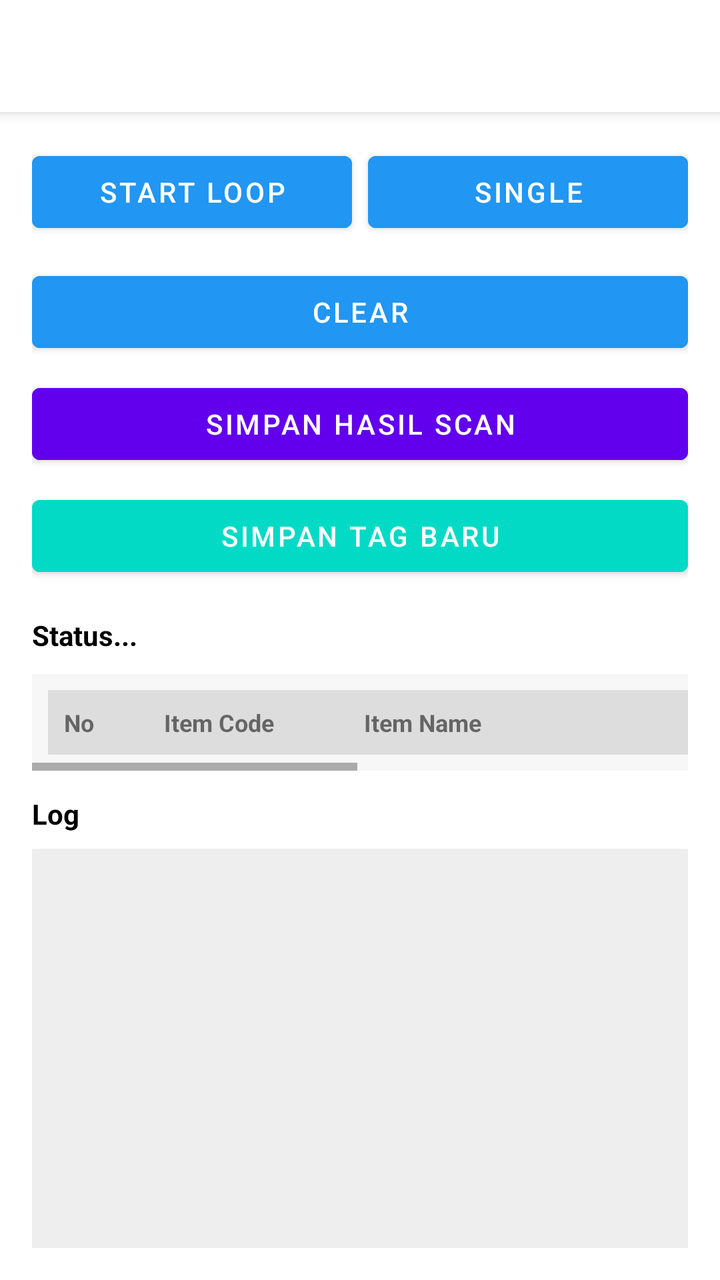
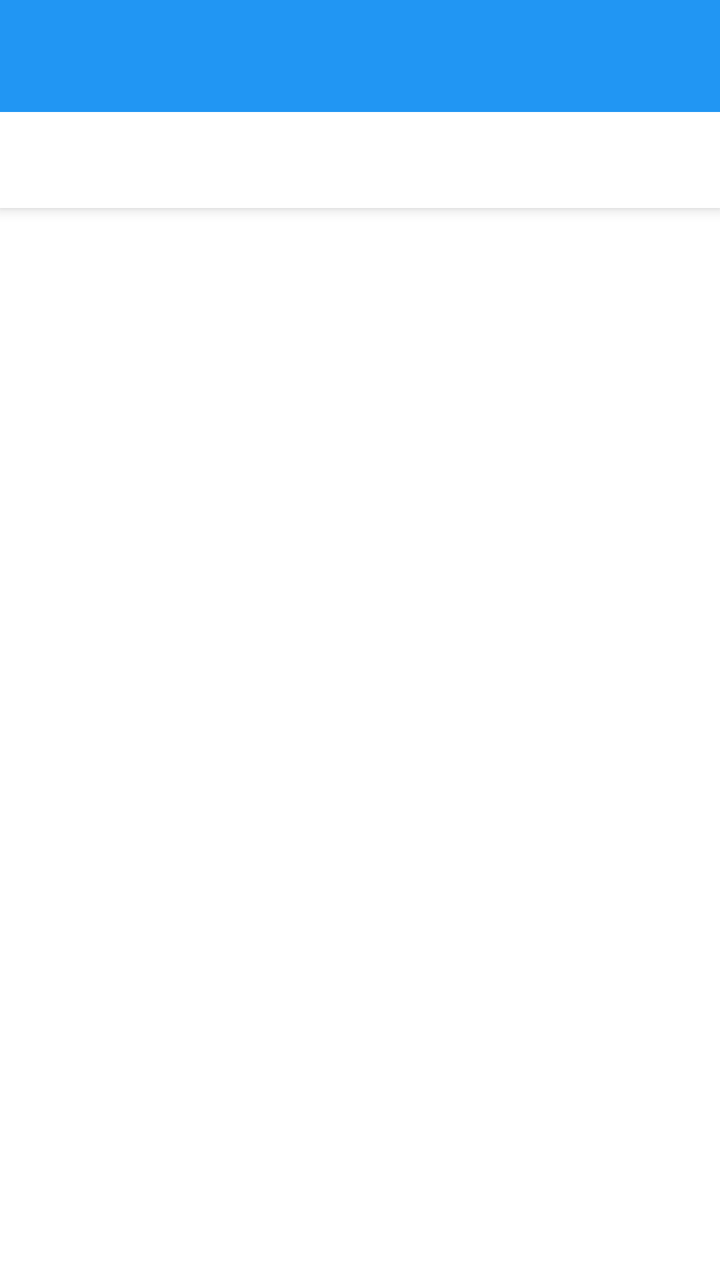

Compare the two renders of this Android layout. The source of the first and the diff that turns it into the second are given below.
<!-- AndroidManifest.xml: application theme Theme.Newrfid -->
<!-- res/layout/activity_main.xml -->
<?xml version="1.0" encoding="utf-8"?>
<androidx.coordinatorlayout.widget.CoordinatorLayout
    xmlns:android="http://schemas.android.com/apk/res/android"
    xmlns:app="http://schemas.android.com/apk/res-auto"
    android:layout_width="match_parent"
    android:layout_height="match_parent"
    android:background="@android:color/white">

    
    <com.google.android.material.appbar.AppBarLayout
        android:layout_width="match_parent"
        android:layout_height="wrap_content">

        <com.google.android.material.appbar.MaterialToolbar
            android:id="@+id/toolbar"
            android:layout_width="match_parent"
            android:layout_height="?attr/actionBarSize"
            android:background="@android:color/white"
            android:title="@string/rfid_scanner"
            android:titleTextColor="@android:color/black"
            app:titleCentered="false" />
    </com.google.android.material.appbar.AppBarLayout>

    
    <androidx.core.widget.NestedScrollView
        android:id="@+id/rootScroll"
        android:layout_width="match_parent"
        android:layout_height="match_parent"
        android:fillViewport="true"
        android:padding="16dp"
        app:layout_behavior="@string/appbar_scrolling_view_behavior">

        <LinearLayout
            android:id="@+id/root"
            android:layout_width="match_parent"
            android:layout_height="wrap_content"
            android:orientation="vertical">

            
            <LinearLayout
                android:layout_width="match_parent"
                android:layout_height="wrap_content"
                android:orientation="horizontal">

                <Button
                    android:id="@+id/btnLoop"
                    android:layout_width="0dp"
                    android:layout_height="wrap_content"
                    android:layout_weight="1"
                    android:text="@string/start_loop"
                    android:textColor="@android:color/white"
                    android:layout_marginEnd="8dp"
                    android:backgroundTint="@color/blue_500" />

                <Button
                    android:id="@+id/btnSingle"
                    android:layout_width="0dp"
                    android:layout_height="wrap_content"
                    android:layout_weight="1"
                    android:text="@string/single"
                    android:textColor="@android:color/white"
                    android:backgroundTint="@color/blue_500" />
            </LinearLayout>

            
            <Button
                android:id="@+id/btnClear"
                android:layout_width="match_parent"
                android:layout_height="wrap_content"
                android:layout_marginTop="12dp"
                android:text="@string/clear"
                android:textColor="@android:color/white"
                android:backgroundTint="@color/blue_500" />

            
            <Button
                android:id="@+id/btnSaveScan"
                android:layout_width="match_parent"
                android:layout_height="wrap_content"
                android:layout_marginTop="8dp"
                android:text="Simpan Hasil Scan"
                android:textColor="@android:color/white"
                android:backgroundTint="@color/design_default_color_primary" />

            
            <Button
                android:id="@+id/btnPush"
                android:layout_width="match_parent"
                android:layout_height="wrap_content"
                android:layout_marginTop="8dp"
                android:text="@string/push_server"
                android:textColor="@android:color/white"
                android:backgroundTint="@color/design_default_color_secondary" />

            
            <TextView
                android:id="@+id/tvInfo"
                android:layout_width="match_parent"
                android:layout_height="wrap_content"
                android:layout_marginTop="16dp"
                android:text="@string/status"
                android:textSize="14sp"
                android:textStyle="bold"
                android:textColor="@android:color/black" />

            
            <HorizontalScrollView
                android:layout_width="match_parent"
                android:layout_height="wrap_content"
                android:layout_marginTop="10dp"
                android:fillViewport="true"
                android:scrollbars="horizontal"
                android:background="#F7F7F7">

                <LinearLayout
                    android:layout_width="wrap_content"
                    android:layout_height="wrap_content"
                    android:orientation="vertical"
                    android:padding="8dp">

                    
                    <LinearLayout
                        android:layout_width="wrap_content"
                        android:layout_height="wrap_content"
                        android:orientation="horizontal"
                        android:background="#DDDDDD"
                        android:padding="8dp">

                        <TextView
                            android:layout_width="50dp"
                            android:layout_height="wrap_content"
                            android:text="No"
                            android:textStyle="bold"
                            android:textSize="12sp" />

                        <TextView
                            android:layout_width="100dp"
                            android:layout_height="wrap_content"
                            android:text="Item Code"
                            android:textStyle="bold"
                            android:textSize="12sp" />

                        <TextView
                            android:layout_width="200dp"
                            android:layout_height="wrap_content"
                            android:text="Item Name"
                            android:textStyle="bold"
                            android:textSize="12sp" />

                        <TextView
                            android:layout_width="60dp"
                            android:layout_height="wrap_content"
                            android:gravity="end"
                            android:text="End Stock"
                            android:textStyle="bold"
                            android:textSize="12sp" />

                        <TextView
                            android:layout_width="60dp"
                            android:layout_height="wrap_content"
                            android:gravity="end"
                            android:text="Scan"
                            android:textStyle="bold"
                            android:textSize="12sp" />

                        <TextView
                            android:layout_width="60dp"
                            android:layout_height="wrap_content"
                            android:gravity="end"
                            android:text="Selisih"
                            android:textStyle="bold"
                            android:textSize="12sp" />

                        <TextView
                            android:layout_width="100dp"
                            android:layout_height="wrap_content"
                            android:gravity="end"
                            android:text="Status"
                            android:textStyle="bold"
                            android:textSize="12sp" />
                    </LinearLayout>

                    
                    <androidx.recyclerview.widget.RecyclerView
                        android:id="@+id/rvProducts"
                        android:layout_width="wrap_content"
                        android:layout_height="wrap_content"
                        android:nestedScrollingEnabled="false" />
                </LinearLayout>
            </HorizontalScrollView>

            
            <TextView
                android:layout_width="match_parent"
                android:layout_height="wrap_content"
                android:layout_marginTop="12dp"
                android:text="Log"
                android:textStyle="bold"
                android:textColor="@android:color/black" />

            
            <TextView
                android:id="@+id/tvLog"
                android:layout_width="match_parent"
                android:layout_height="300dp"
                android:layout_marginTop="8dp"
                android:textSize="12sp"
                android:textColor="@android:color/black"
                android:textIsSelectable="true"
                android:background="#EEEEEE"
                android:padding="10dp"
                android:scrollbars="vertical" />

        </LinearLayout>
    </androidx.core.widget.NestedScrollView>

</androidx.coordinatorlayout.widget.CoordinatorLayout>
<!-- resources referenced by this layout -->
<resources>
  <color name="blue_500">#2196F3</color>
  <string name="clear">Clear</string>
  <string name="push_server">Simpan Tag Baru</string>
  <string name="rfid_scanner">RFID Scanner</string>
  <string name="single">Single</string>
  <string name="start_loop">Start Loop</string>
  <string name="status">Status...</string>
  <style name="Theme.Newrfid" parent="Theme.MaterialComponents.Light.NoActionBar">
          <item name="android:windowBackground">@android:color/white</item>
          <item name="colorSurface">@android:color/white</item>
          <item name="colorOnSurface">@android:color/black</item>
  
          <item name="colorPrimary">#2196F3</item>
          <item name="colorPrimaryVariant">#1976D2</item>
          <item name="colorOnPrimary">@android:color/white</item>
  
          <item name="android:statusBarColor">@android:color/white</item>
          <item name="android:windowLightStatusBar">true</item>
      </style>
</resources>

<!-- the commit's change to res/layout/activity_main.xml (unified diff, before → after) -->
@@ -3,215 +3,31 @@
     xmlns:android="http://schemas.android.com/apk/res/android"
     xmlns:app="http://schemas.android.com/apk/res-auto"
     android:layout_width="match_parent"
-    android:layout_height="match_parent"
-    android:background="@android:color/white">
+    android:layout_height="match_parent">
 
-    
     <com.google.android.material.appbar.AppBarLayout
         android:layout_width="match_parent"
         android:layout_height="wrap_content">
 
         <com.google.android.material.appbar.MaterialToolbar
-            android:id="@+id/toolbar"
             android:layout_width="match_parent"
             android:layout_height="?attr/actionBarSize"
-            android:background="@android:color/white"
-            android:title="@string/rfid_scanner"
-            android:titleTextColor="@android:color/black"
-            app:titleCentered="false" />
+            android:title="@string/rfid_scanner2" />
+
+        <com.google.android.material.tabs.TabLayout
+            android:id="@+id/tabLayout"
+            android:layout_width="match_parent"
+            android:layout_height="wrap_content"
+            app:tabIndicatorColor="@color/blue_500"
+            app:tabSelectedTextColor="@color/blue_500"
+            app:tabTextColor="@android:color/darker_gray"/>
     </com.google.android.material.appbar.AppBarLayout>
 
-    
-    <androidx.core.widget.NestedScrollView
-        android:id="@+id/rootScroll"
+    <androidx.viewpager2.widget.ViewPager2
+        android:id="@+id/viewPager"
         android:layout_width="match_parent"
         android:layout_height="match_parent"
-        android:fillViewport="true"
-        android:padding="16dp"
-        app:layout_behavior="@string/appbar_scrolling_view_behavior">
-
-        <LinearLayout
-            android:id="@+id/root"
-            android:layout_width="match_parent"
-            android:layout_height="wrap_content"
-            android:orientation="vertical">
-
-            
-            <LinearLayout
-                android:layout_width="match_parent"
-                android:layout_height="wrap_content"
-                android:orientation="horizontal">
-
-                <Button
-                    android:id="@+id/btnLoop"
-                    android:layout_width="0dp"
-                    android:layout_height="wrap_content"
-                    android:layout_weight="1"
-                    android:text="@string/start_loop"
-                    android:textColor="@android:color/white"
-                    android:layout_marginEnd="8dp"
-                    android:backgroundTint="@color/blue_500" />
-
-                <Button
-                    android:id="@+id/btnSingle"
-                    android:layout_width="0dp"
-                    android:layout_height="wrap_content"
-                    android:layout_weight="1"
-                    android:text="@string/single"
-                    android:textColor="@android:color/white"
-                    android:backgroundTint="@color/blue_500" />
-            </LinearLayout>
-
-            
-            <Button
-                android:id="@+id/btnClear"
-                android:layout_width="match_parent"
-                android:layout_height="wrap_content"
-                android:layout_marginTop="12dp"
-                android:text="@string/clear"
-                android:textColor="@android:color/white"
-                android:backgroundTint="@color/blue_500" />
-
-            
-            <Button
-                android:id="@+id/btnSaveScan"
-                android:layout_width="match_parent"
-                android:layout_height="wrap_content"
-                android:layout_marginTop="8dp"
-                android:text="Simpan Hasil Scan"
-                android:textColor="@android:color/white"
-                android:backgroundTint="@color/design_default_color_primary" />
-
-            
-            <Button
-                android:id="@+id/btnPush"
-                android:layout_width="match_parent"
-                android:layout_height="wrap_content"
-                android:layout_marginTop="8dp"
-                android:text="@string/push_server"
-                android:textColor="@android:color/white"
-                android:backgroundTint="@color/design_default_color_secondary" />
-
-            
-            <TextView
-                android:id="@+id/tvInfo"
-                android:layout_width="match_parent"
-                android:layout_height="wrap_content"
-                android:layout_marginTop="16dp"
-                android:text="@string/status"
-                android:textSize="14sp"
-                android:textStyle="bold"
-                android:textColor="@android:color/black" />
-
-            
-            <HorizontalScrollView
-                android:layout_width="match_parent"
-                android:layout_height="wrap_content"
-                android:layout_marginTop="10dp"
-                android:fillViewport="true"
-                android:scrollbars="horizontal"
-                android:background="#F7F7F7">
-
-                <LinearLayout
-                    android:layout_width="wrap_content"
-                    android:layout_height="wrap_content"
-                    android:orientation="vertical"
-                    android:padding="8dp">
-
-                    
-                    <LinearLayout
-                        android:layout_width="wrap_content"
-                        android:layout_height="wrap_content"
-                        android:orientation="horizontal"
-                        android:background="#DDDDDD"
-                        android:padding="8dp">
-
-                        <TextView
-                            android:layout_width="50dp"
-                            android:layout_height="wrap_content"
-                            android:text="No"
-                            android:textStyle="bold"
-                            android:textSize="12sp" />
-
-                        <TextView
-                            android:layout_width="100dp"
-                            android:layout_height="wrap_content"
-                            android:text="Item Code"
-                            android:textStyle="bold"
-                            android:textSize="12sp" />
-
-                        <TextView
-                            android:layout_width="200dp"
-                            android:layout_height="wrap_content"
-                            android:text="Item Name"
-                            android:textStyle="bold"
-                            android:textSize="12sp" />
-
-                        <TextView
-                            android:layout_width="60dp"
-                            android:layout_height="wrap_content"
-                            android:gravity="end"
-                            android:text="End Stock"
-                            android:textStyle="bold"
-                            android:textSize="12sp" />
-
-                        <TextView
-                            android:layout_width="60dp"
-                            android:layout_height="wrap_content"
-                            android:gravity="end"
-                            android:text="Scan"
-                            android:textStyle="bold"
-                            android:textSize="12sp" />
-
-                        <TextView
-                            android:layout_width="60dp"
-                            android:layout_height="wrap_content"
-                            android:gravity="end"
-                            android:text="Selisih"
-                            android:textStyle="bold"
-                            android:textSize="12sp" />
-
-                        <TextView
-                            android:layout_width="100dp"
-                            android:layout_height="wrap_content"
-                            android:gravity="end"
-                            android:text="Status"
-                            android:textStyle="bold"
-                            android:textSize="12sp" />
-                    </LinearLayout>
-
-                    
-                    <androidx.recyclerview.widget.RecyclerView
-                        android:id="@+id/rvProducts"
-                        android:layout_width="wrap_content"
-                        android:layout_height="wrap_content"
-                        android:nestedScrollingEnabled="false" />
-                </LinearLayout>
-            </HorizontalScrollView>
-
-            
-            <TextView
-                android:layout_width="match_parent"
-                android:layout_height="wrap_content"
-                android:layout_marginTop="12dp"
-                android:text="Log"
-                android:textStyle="bold"
-                android:textColor="@android:color/black" />
-
-            
-            <TextView
-                android:id="@+id/tvLog"
-                android:layout_width="match_parent"
-                android:layout_height="300dp"
-                android:layout_marginTop="8dp"
-                android:textSize="12sp"
-                android:textColor="@android:color/black"
-                android:textIsSelectable="true"
-                android:background="#EEEEEE"
-                android:padding="10dp"
-                android:scrollbars="vertical" />
-
-        </LinearLayout>
-    </androidx.core.widget.NestedScrollView>
+        android:layout_marginTop="-14dp"
+        app:layout_behavior="@string/appbar_scrolling_view_behavior"/>
 
 </androidx.coordinatorlayout.widget.CoordinatorLayout>
<!-- resource entries referenced after the edit -->
@@ -1,12 +1,7 @@
 <!-- resources referenced by this layout -->
 <resources>
   <color name="blue_500">#2196F3</color>
-  <string name="clear">Clear</string>
-  <string name="push_server">Simpan Tag Baru</string>
-  <string name="rfid_scanner">RFID Scanner</string>
-  <string name="single">Single</string>
-  <string name="start_loop">Start Loop</string>
-  <string name="status">Status...</string>
+  <string name="rfid_scanner2">RFID Scanner</string>
   <style name="Theme.Newrfid" parent="Theme.MaterialComponents.Light.NoActionBar">
           <item name="android:windowBackground">@android:color/white</item>
           <item name="colorSurface">@android:color/white</item>
